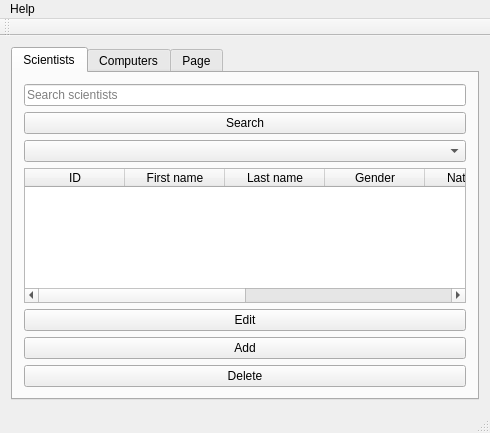
Qt form Gui-Vln-2016/mainwindow.ui (ivark16/Vln-2016) before a commit.
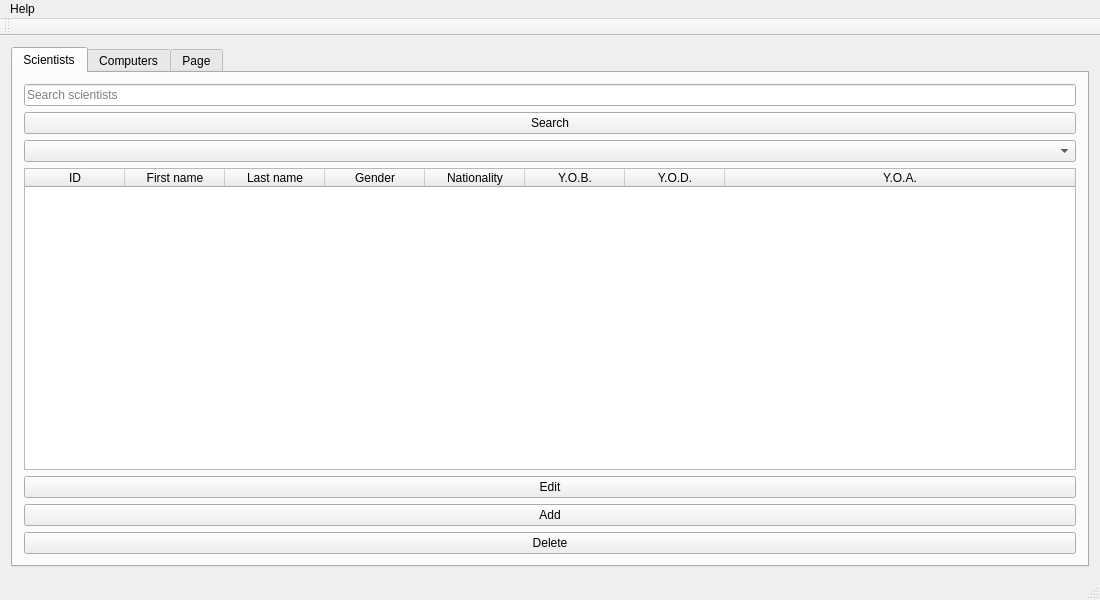
The same form after that commit.

```diff
--- a/Gui-Vln-2016/mainwindow.ui
+++ b/Gui-Vln-2016/mainwindow.ui
@@ -6,8 +6,8 @@
    <rect>
     <x>0</x>
     <y>0</y>
-    <width>490</width>
-    <height>433</height>
+    <width>1100</width>
+    <height>600</height>
    </rect>
   </property>
   <property name="font">
@@ -185,8 +185,8 @@
     <rect>
      <x>0</x>
      <y>0</y>
-     <width>490</width>
-     <height>17</height>
+     <width>1100</width>
+     <height>26</height>
     </rect>
    </property>
    <widget class="QMenu" name="menuHelp">
```
Left out of the diff: 6 changed lines with no effect on the pictures.
